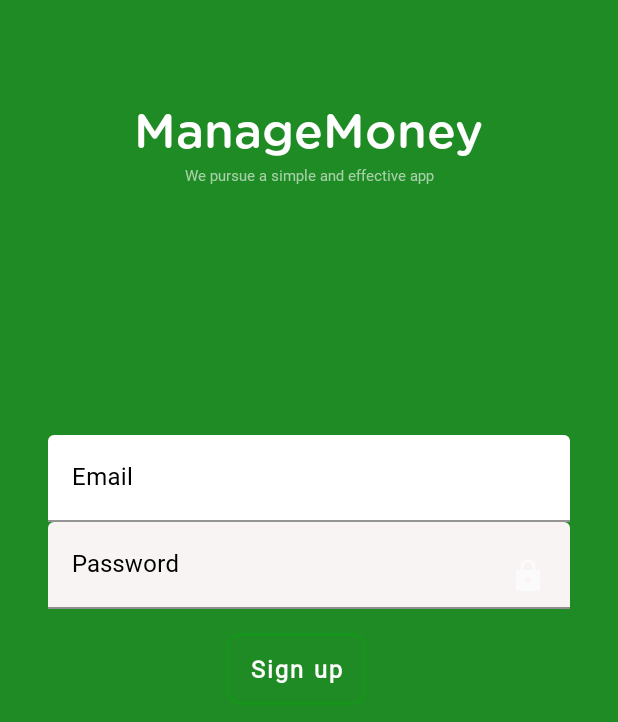
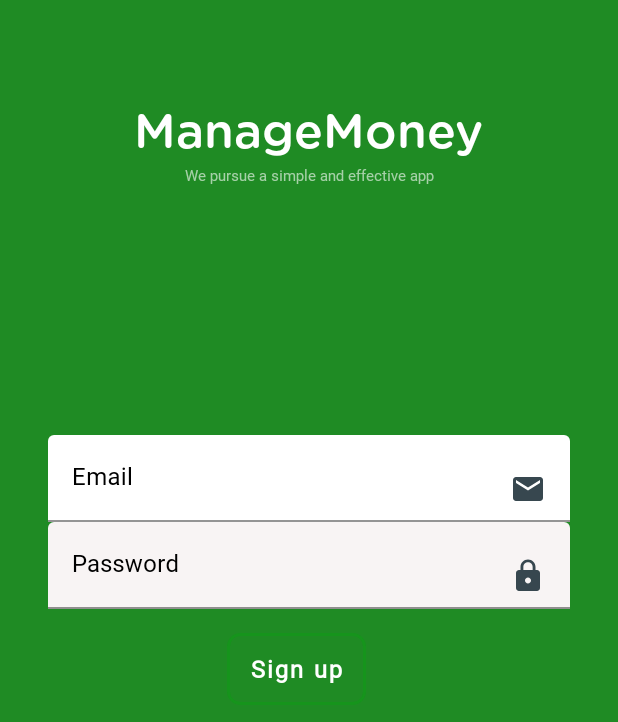
Before and after one commit to hienleke/KHOALUANTOTNGHIEP2021_NHOM9, an Android app: the screen it shows after launch (Login), after a tap on "Sign up", on a phone screen of 412 x 824 dp. Shown: the top 722 px of the screen. Run offline under Robolectric (Android 15) with nearby library versions, the phone set to English and light mode, and no system bars; our stand-ins replace Firebase (no records; nobody signed in at launch, a user with empty details on screens opened directly); 1 statement that could not run was skipped.

Commit message:
fk stupid commit

```diff
--- a/app/src/main/java/com/example/testdoan/view/LoginFragment.java
+++ b/app/src/main/java/com/example/testdoan/view/LoginFragment.java
@@ -7,6 +7,7 @@ import android.view.LayoutInflater;
 import android.view.View;
 import android.view.ViewGroup;
 import android.widget.Button;
+import android.widget.EditText;
 import android.widget.TextView;
 import android.widget.Toast;
 
@@ -41,6 +42,8 @@ public class LoginFragment extends Fragment {
     private String mParam1;
     private String mParam2;
     private FirebaseAuth mAuth;
+    private EditText Login_email;
+    private EditText Login_pass;
 
     public LoginFragment(){
     }
@@ -54,6 +57,22 @@ public class LoginFragment extends Fragment {
         args.putString(ARG_PARAM2, param2);
         fragment.setArguments(args);
         return fragment;
+    }
+
+    @Override
+    public void onStart() {
+        super.onStart();
+        FirebaseUser user = FirebaseAuth.getInstance().getCurrentUser();
+        if (user != null) {
+            Intent t = new Intent(getActivity(),MainActivity.class);
+            t.putExtra("userName",user.getDisplayName());
+            t.putExtra("userId",user.getUid());
+            t.putExtra("userEmail",user.getUid());
+            startActivity(t);
+            getActivity().finish();
+
+        }
+
     }
 
     @Override
@@ -74,15 +93,8 @@ public class LoginFragment extends Fragment {
         mAuth = FirebaseAuth.getInstance();
 
 
-        FirebaseUser user = FirebaseAuth.getInstance().getCurrentUser();
-        if (user != null) {
-            Intent t = new Intent(getActivity(),MainActivity.class);
 
-            t.putExtra("userName",user.getDisplayName());
-            t.putExtra("userId",user.getUid());
-            t.putExtra("userEmail",user.getUid());
-            startActivity(t);
-        }
+
 
 
     }
@@ -92,7 +104,8 @@ public class LoginFragment extends Fragment {
                              Bundle savedInstanceState) {
 
         View v =  inflater.inflate(R.layout.fragment_login, container, false);
-
+        Login_email = v.findViewById(R.id.email_login);
+        Login_pass =v.findViewById(R.id.password_login);
         SignInButton signInButton = v.findViewById(R.id.sign_in_button);
         login = v.findViewById(R.id.signin);
         Signup = v.findViewById(R.id.signup);
@@ -109,6 +122,32 @@ public class LoginFragment extends Fragment {
             public void onClick(View v) {
                 getActivity().getSupportFragmentManager().beginTransaction().replace(R.id.login_container,ForgotFragment.newInstance("sfas","dasfasd")).addToBackStack(null).commit();
 
+            }
+        });
+
+        login.setOnClickListener(new View.OnClickListener() {
+            @Override
+            public void onClick(View v) {
+                String email = Login_email.getText().toString();
+                String password = Login_pass.getText().toString();
+                mAuth.signInWithEmailAndPassword(email, password)
+                        .addOnCompleteListener(getActivity(), new OnCompleteListener<AuthResult>() {
+                            @Override
+                            public void onComplete(@NonNull Task<AuthResult> task) {
+                                if (task.isSuccessful()) {
+                                    // Sign in success, update UI with the signed-in user's information
+                                    Log.d("xx", "signInWithEmail:success");
+                                    FirebaseUser user = mAuth.getCurrentUser();
+                                  //  updateUI(user);
+                                } else {
+                                    // If sign in fails, display a message to the user.
+                                    Log.w("x", "signInWithEmail:failure", task.getException());
+                                    Toast.makeText(getActivity(), "Authentication failed.",
+                                            Toast.LENGTH_SHORT).show();
+                                   // updateUI(null);
+                                }
+                            }
+                        });
             }
         });
 
--- a/app/src/main/java/com/example/testdoan/view/RegisterFragment.java
+++ b/app/src/main/java/com/example/testdoan/view/RegisterFragment.java
@@ -1,14 +1,23 @@
 package com.example.testdoan.view;
 
 import android.os.Bundle;
-
-import androidx.fragment.app.Fragment;
-
+import android.util.Log;
 import android.view.LayoutInflater;
 import android.view.View;
 import android.view.ViewGroup;
+import android.widget.Button;
+import android.widget.EditText;
+import android.widget.Toast;
+
+import androidx.annotation.NonNull;
+import androidx.fragment.app.Fragment;
 
 import com.example.testdoan.R;
+import com.google.android.gms.tasks.OnCompleteListener;
+import com.google.android.gms.tasks.Task;
+import com.google.firebase.auth.AuthResult;
+import com.google.firebase.auth.FirebaseAuth;
+import com.google.firebase.auth.FirebaseUser;
 
 /**
  * A simple {@link Fragment} subclass.
@@ -21,10 +30,12 @@ public class RegisterFragment extends Fragment {
     // the fragment initialization parameters, e.g. ARG_ITEM_NUMBER
     private static final String ARG_PARAM1 = "param1";
     private static final String ARG_PARAM2 = "param2";
-
+    private Button signup;
     // TODO: Rename and change types of parameters
     private String mParam1;
     private String mParam2;
+    private FirebaseAuth mAuth;
+
 
     public RegisterFragment() {
         // Required empty public constructor
@@ -55,6 +66,35 @@ public class RegisterFragment extends Fragment {
             mParam1 = getArguments().getString(ARG_PARAM1);
             mParam2 = getArguments().getString(ARG_PARAM2);
         }
+        EditText txtemail = getActivity().findViewById(R.id.email_register);
+        EditText txtpass =getActivity().findViewById(R.id.password_register);
+        signup = getActivity().findViewById(R.id.signupacccount);
+        mAuth = FirebaseAuth.getInstance();
+        signup.setOnClickListener(new View.OnClickListener() {
+            @Override
+            public void onClick(View v) {
+                String email = "";
+                String password="";
+                mAuth.createUserWithEmailAndPassword(email, password)
+                        .addOnCompleteListener(getActivity(), new OnCompleteListener<AuthResult>() {
+                            @Override
+                            public void onComplete(@NonNull Task<AuthResult> task) {
+                                if (task.isSuccessful()) {
+                                    // Sign in success, update UI with the signed-in user's information
+                                    Log.d("xx", "createUserWithEmail:success");
+                                    FirebaseUser user = mAuth.getCurrentUser();
+                                  //  updateUI(user);
+                                } else {
+                                    // If sign in fails, display a message to the user.
+                                    Log.w("xx", "createUserWithEmail:failure", task.getException());
+                                    Toast.makeText(getContext(), "Authentication failed.",
+                                            Toast.LENGTH_SHORT).show();
+
+                                }
+                            }
+                        });
+            }
+        });
     }
 
     @Override
--- a/app/src/main/res/drawable/ic_email_white_24dp.xml
+++ b/app/src/main/res/drawable/ic_email_white_24dp.xml
@@ -4,6 +4,6 @@
     android:viewportWidth="24.0"
     android:viewportHeight="24.0">
     <path
-        android:fillColor="#96ffffff"
+        android:fillColor="@color/blue_grey_800"
         android:pathData="M20,4L4,4c-1.1,0 -1.99,0.9 -1.99,2L2,18c0,1.1 0.9,2 2,2h16c1.1,0 2,-0.9 2,-2L22,6c0,-1.1 -0.9,-2 -2,-2zM20,8l-8,5 -8,-5L4,6l8,5 8,-5v2z"/>
 </vector>
--- a/app/src/main/res/drawable/ic_lock_white_24dp.xml
+++ b/app/src/main/res/drawable/ic_lock_white_24dp.xml
@@ -4,6 +4,6 @@
     android:viewportWidth="24.0"
     android:viewportHeight="24.0">
     <path
-        android:fillColor="#96ffffff"
+        android:fillColor="@color/blue_grey_800"
         android:pathData="M18,8h-1L17,6c0,-2.76 -2.24,-5 -5,-5S7,3.24 7,6v2L6,8c-1.1,0 -2,0.9 -2,2v10c0,1.1 0.9,2 2,2h12c1.1,0 2,-0.9 2,-2L20,10c0,-1.1 -0.9,-2 -2,-2zM12,17c-1.1,0 -2,-0.9 -2,-2s0.9,-2 2,-2 2,0.9 2,2 -0.9,2 -2,2zM15.1,8L8.9,8L8.9,6c0,-1.71 1.39,-3.1 3.1,-3.1 1.71,0 3.1,1.39 3.1,3.1v2z"/>
 </vector>
--- a/app/src/main/res/layout/fragment_register.xml
+++ b/app/src/main/res/layout/fragment_register.xml
@@ -103,7 +103,7 @@
                 android:theme="@style/Widget.AppCompat.EditText">
 
                 <EditText
-                    android:id="@+id/email_login"
+                    android:id="@+id/email_register"
                     android:layout_width="match_parent"
                     android:layout_height="match_parent"
                     android:backgroundTint="#FFFFFF"
@@ -130,7 +130,7 @@
                 android:theme="@style/Widget.MaterialComponents.TimePicker.Display.TextInputEditText">
 
                 <EditText
-                    android:id="@+id/password_login"
+                    android:id="@+id/password_register"
                     android:layout_width="match_parent"
                     android:layout_height="match_parent"
                     android:backgroundTint="#F8F4F4"
```
